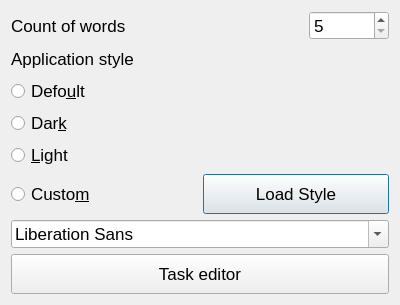
This is Translate/settingsform.ui in gagikpog/TestAndTranslate as Qt 5 draws it before an edit. The edited form follows.
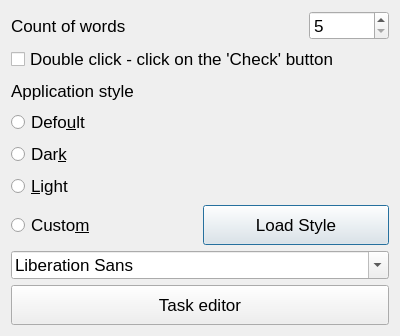
This is the edited form.

```diff
--- a/Translate/settingsform.ui
+++ b/Translate/settingsform.ui
@@ -7,7 +7,7 @@
     <x>0</x>
     <y>0</y>
     <width>400</width>
-    <height>305</height>
+    <height>336</height>
    </rect>
   </property>
   <property name="maximumSize">
@@ -61,6 +61,16 @@
      </item>
     </layout>
    </item>
+   <item>
+    <widget class="QCheckBox" name="testCheckModeBox">
+     <property name="enabled">
+      <bool>true</bool>
+     </property>
+     <property name="text">
+      <string>Double click - click on the 'Check' button</string>
+     </property>
+    </widget>
+   </item>
    <item>
     <layout class="QVBoxLayout" name="verticalLayout_3">
      <item>
```
